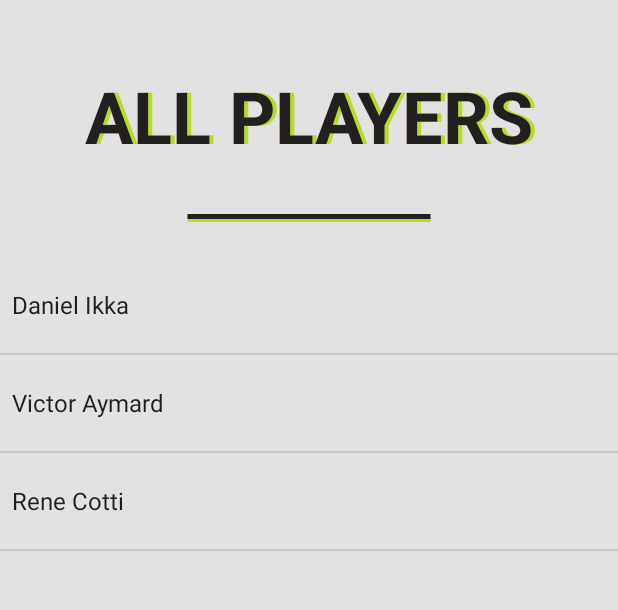
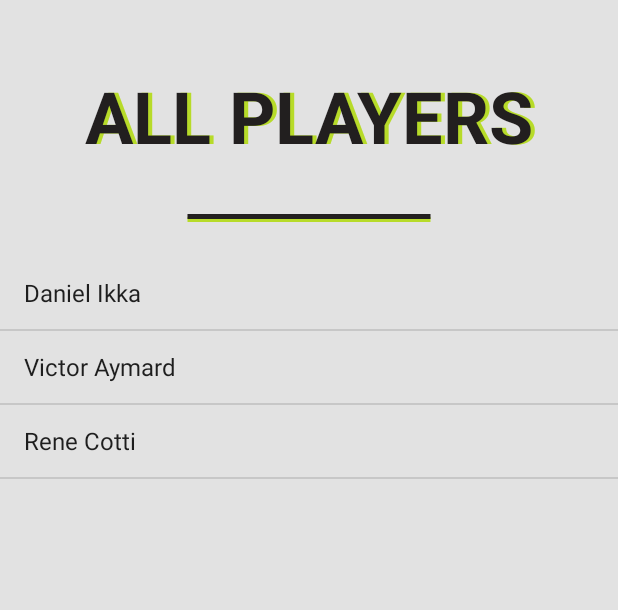
Before and after one commit to DanielIKKA/TennisTrackerApp, an Android app: the screen it shows after launch (MainActivity), in the side drawer, after a tap on "Manage players", on a phone screen of 412 x 824 dp, the part 62-672 px from its top. Run offline under Robolectric (Android 15) with nearby library versions, the phone set to English and light mode, and no system bars.

Commit message:
fix multiple def

```diff
--- a/app/src/main/java/com/android/tennistrackerapp/controller/fragments/PlayersListFragment.java
+++ b/app/src/main/java/com/android/tennistrackerapp/controller/fragments/PlayersListFragment.java
@@ -28,7 +28,7 @@ public class PlayersListFragment extends Fragment {
     // PRIVATE ATTRIBUTE
     // ------------------
     private DBManager manager;
-    private ArrayList<String> itemsList = new ArrayList<>();
+    private ArrayList<String> itemsList;
     private ArrayAdapter<String> adapter;
 
     // ------------------------------
@@ -54,8 +54,9 @@ public class PlayersListFragment extends Fragment {
         //elements design
         lv= mainView.findViewById(R.id.players_list_list_view);
 
-        adapter = new ArrayAdapter<>(Objects.requireNonNull(getContext()), android.R.layout.simple_dropdown_item_1line, itemsList);
-        fillList();
+        this.itemsList = new ArrayList<>();
+        this.adapter = new ArrayAdapter<>(Objects.requireNonNull(getContext()), android.R.layout.simple_list_item_1, itemsList);
+        this.fillList();
 
         this.lv.setAdapter(adapter);
 
```
